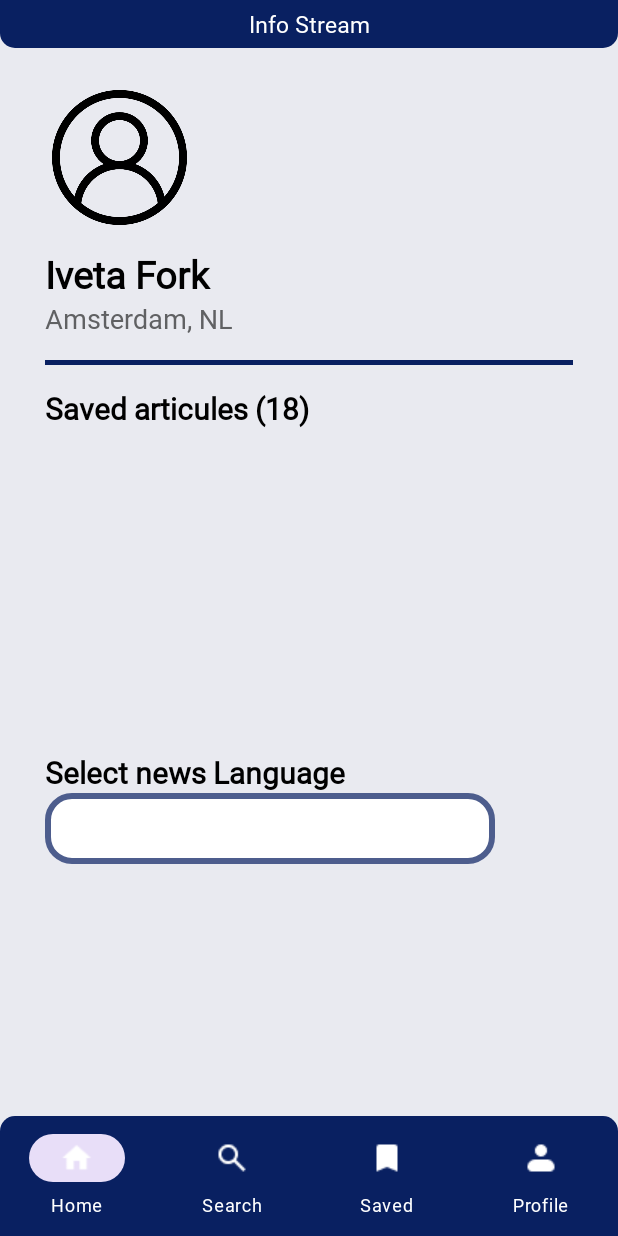
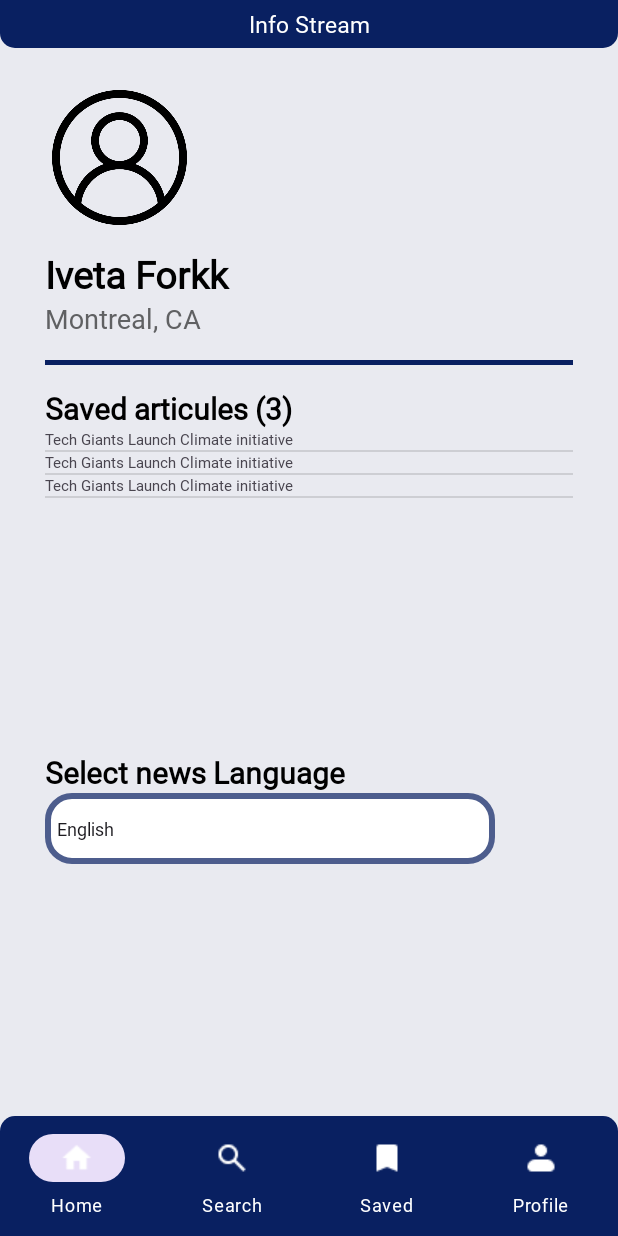
Before and after one commit to Android-Final-Project/android_news_app, an Android app: the ProfileActivity screen opened directly, with no data from a screen before it, on a phone screen of 412 x 824 dp. Run offline under Robolectric (Android 15) with nearby library versions, the phone set to English and light mode, and no system bars.

Commit message:
Mocked profile acticity

```diff
--- a/MyApplication/app/src/main/java/com/example/myapplication/ProfileActivity.java
+++ b/MyApplication/app/src/main/java/com/example/myapplication/ProfileActivity.java
@@ -3,12 +3,57 @@ package com.example.myapplication;
 import androidx.appcompat.app.AppCompatActivity;
 
 import android.os.Bundle;
+import android.widget.ArrayAdapter;
+import android.widget.ListView;
+import android.widget.Spinner;
+import android.widget.SpinnerAdapter;
+import android.widget.TextView;
+
+import com.example.myapplication.model.User;
+
+import java.util.ArrayList;
+import java.util.Arrays;
+import java.util.List;
 
 public class ProfileActivity extends AppCompatActivity {
+
+    private User loggedUser;
+
+    TextView textViewProfileFullName;
+    TextView textViewProfileLocation;
+    TextView textViewProfileSavedArticlesTitle;
+
+    ListView profileArticleList;
+
+    Spinner spinnerNewsLanguage;
+
+    private final List<String> newsLanguage = Arrays.asList("English", "French", "Portuguese");
+
+    private final List<String> savedArticles = Arrays.asList("Tech Giants Launch Climate initiative", "Tech Giants Launch Climate initiative", "Tech Giants Launch Climate initiative");
+
 
     @Override
     protected void onCreate(Bundle savedInstanceState) {
         super.onCreate(savedInstanceState);
         setContentView(R.layout.activity_profile);
+        loggedUser = User.getLogged();
+
+        textViewProfileFullName = findViewById(R.id.textViewProfileFullName);
+        textViewProfileLocation = findViewById(R.id.textViewProfileLocation);
+        textViewProfileSavedArticlesTitle = findViewById(R.id.textViewProfileSavedArticlesTitle);
+        profileArticleList = findViewById(R.id.profileArticleList);
+        spinnerNewsLanguage = findViewById(R.id.spinnerNewsLanguage);
+
+        textViewProfileFullName.setText(loggedUser.getFullName());
+        textViewProfileLocation.setText(loggedUser.getLocation());
+        textViewProfileSavedArticlesTitle.setText("Saved articules (3)");
+
+        ArrayAdapter<String> articlesAdapter = new ArrayAdapter<>(this,
+                R.layout.profile_articles_list_item, R.id.profileArticleTitle, savedArticles);
+        profileArticleList.setAdapter(articlesAdapter);
+
+        ArrayAdapter<String> spinnerAdapter = new ArrayAdapter<String>(this, android.R.layout.simple_spinner_item, newsLanguage);
+        spinnerNewsLanguage.setAdapter(spinnerAdapter);
+
     }
 }
--- /dev/null
+++ b/MyApplication/app/src/main/java/com/example/myapplication/model/User.java
@@ -0,0 +1,37 @@
+package com.example.myapplication.model;
+
+public class User {
+    private Long id;
+    private String fullName;
+    private String username;
+    private String password;
+    private String location;
+
+    public static User getLogged(){
+        return new User(1L, "Iveta Forkk", "iveta.fork", "12345", "Montreal, CA");
+    }
+
+    public User(Long id, String fullName, String username, String password, String location) {
+        this.id = id;
+        this.fullName = fullName;
+        this.username = username;
+        this.password = password;
+        this.location = location;
+    }
+
+    public Long getId() {
+        return id;
+    }
+
+    public String getFullName() {
+        return fullName;
+    }
+
+    public String getUsername() {
+        return username;
+    }
+
+    public String getLocation() {
+        return location;
+    }
+}
--- a/MyApplication/app/src/main/res/layout/activity_profile.xml
+++ b/MyApplication/app/src/main/res/layout/activity_profile.xml
@@ -33,7 +33,7 @@
         <TextView
             android:layout_width="match_parent"
             android:layout_height="wrap_content"
-            android:id="@+id/profile_name"
+            android:id="@+id/textViewProfileFullName"
             android:textColor="@color/black"
             android:layout_marginTop="15dp"
             android:textSize="25dp"
@@ -44,7 +44,7 @@
         <TextView
             android:layout_width="match_parent"
             android:layout_height="wrap_content"
-            android:id="@+id/profile_location"
+            android:id="@+id/textViewProfileLocation"
             android:textColor="@color/gray"
             android:textSize="18dp"
             android:textAppearance="@font/inter"
@@ -60,17 +60,18 @@
         <TextView
             android:layout_width="match_parent"
             android:layout_height="wrap_content"
-            android:id="@+id/profile_saved_articules_title"
+            android:id="@+id/textViewProfileSavedArticlesTitle"
             android:textColor="@color/black"
             android:layout_marginTop="15dp"
             android:textSize="20dp"
             android:textStyle="bold"
             android:textAppearance="@font/inter"
-            android:text="Saved articules (18)"/>
+            android:text="Saved articles"/>
 
         <ListView
             android:layout_width="match_parent"
             android:layout_height="200dp"
+            android:id="@+id/profileArticleList"
             ></ListView>
 
         <TextView
@@ -86,6 +87,7 @@
         <Spinner
             android:layout_width="300dp"
             android:layout_height="47dp"
+            android:id="@+id/spinnerNewsLanguage"
             android:background="@drawable/inputfield"
             />
 
--- /dev/null
+++ b/MyApplication/app/src/main/res/layout/profile_articles_list_item.xml
@@ -0,0 +1,10 @@
+<?xml version="1.0" encoding="utf-8"?>
+<TextView
+    xmlns:tools="http://schemas.android.com/tools"
+    xmlns:app="http://schemas.android.com/apk/res-auto"
+    xmlns:android="http://schemas.android.com/apk/res/android"
+    android:id="@+id/profileArticleTitle"
+    android:textSize="10dp"
+    android:layout_margin="10dp"
+    android:layout_width="match_parent"
+    android:layout_height="wrap_content" />
```
